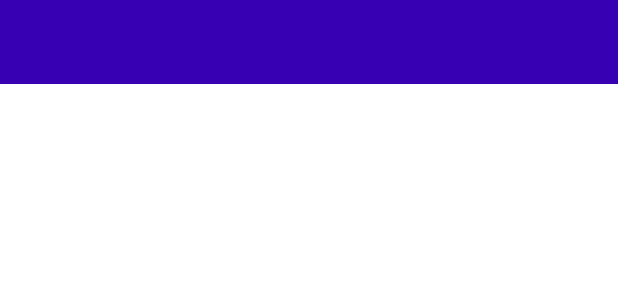
After one commit to Mathieu-Vallieres/420-67P-SI-ProjetPlante, an Android app: the layout layout_toolbar.xml on its own in the app's theme, with its tools: preview values and no code run, on a phone screen of 412 x 824 dp. The commit adds this screen. Shown: the top 300 px of the screen. Run offline under Robolectric (Android 15) with nearby library versions, the phone set to English and light mode, and no system bars.

Commit message:
Ajout de layouts pour activités. Création de la toolbar

```diff
--- /dev/null
+++ b/Plantomatic-Android/app/src/main/res/layout/layout_toolbar.xml
@@ -0,0 +1,14 @@
+<?xml version="1.0" encoding="utf-8"?>
+<LinearLayout xmlns:android="http://schemas.android.com/apk/res/android"
+    android:layout_width="match_parent"
+    android:layout_height="wrap_content">
+
+    <android.widget.Toolbar
+        android:id="@+id/toolbar"
+        android:layout_width="match_parent"
+        android:layout_height="wrap_content"
+        android:background="@color/design_default_color_primary_dark"
+        android:popupTheme="@style/ToolBarPopupTheme"
+        android:theme="@style/ToolBarTheme" />
+
+</LinearLayout>
--- /dev/null
+++ b/Plantomatic-Android/app/src/main/res/menu/layout_menu.xml
@@ -0,0 +1,4 @@
+<?xml version="1.0" encoding="utf-8"?>
+<menu xmlns:android="http://schemas.android.com/apk/res/android">
+
+</menu>
--- a/Plantomatic-Android/app/src/main/res/values/themes.xml
+++ b/Plantomatic-Android/app/src/main/res/values/themes.xml
@@ -1,6 +1,6 @@
 <resources xmlns:tools="http://schemas.android.com/tools">
     <!-- Base application theme. -->
-    <style name="Theme.Plantomatic" parent="Theme.MaterialComponents.DayNight.DarkActionBar">
+    <style name="Theme.Plantomatic" parent="Theme.MaterialComponents.DayNight.NoActionBar">
         <!-- Primary brand color. -->
         <item name="colorPrimary">@color/purple_500</item>
         <item name="colorPrimaryVariant">@color/purple_700</item>
@@ -13,4 +13,8 @@
         <item name="android:statusBarColor">?attr/colorPrimaryVariant</item>
         <!-- Customize your theme here. -->
     </style>
+
+    <style name="ToolBarTheme" parent="android:Theme.Material.Dialog"/>
+    <style name="ToolBarPopupTheme" parent="android:Theme.Material.Dialog.Alert"/>
+
 </resources>
```
Also changed, not shown: Plantomatic-Android/app/src/main/java/net/info420/plantomatic/ActivitePrincipale.java (+12 -0 lines), Plantomatic-Android/app/src/main/res/layout/layout_activiteprincipale.xml (+5 -2 lines).
